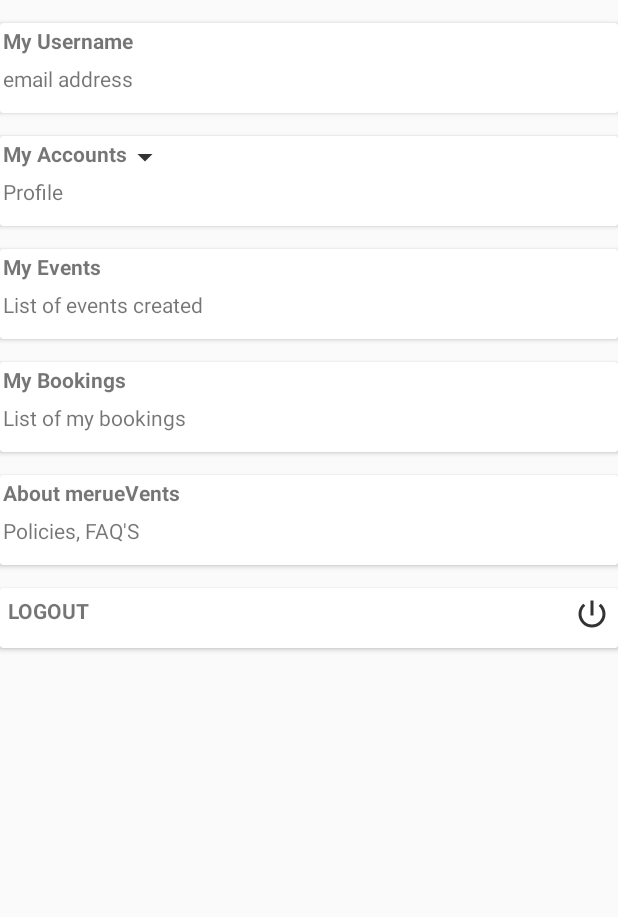
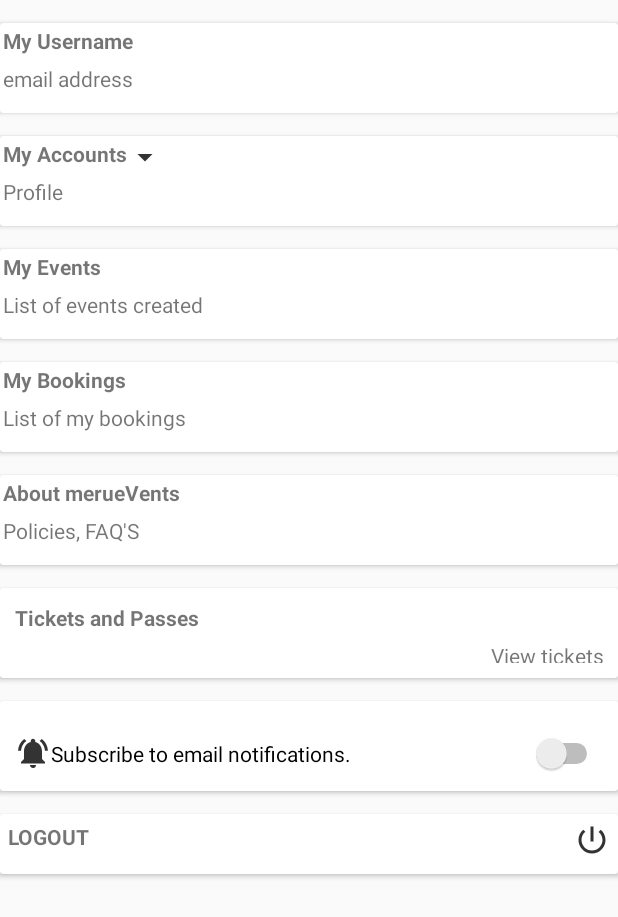
Before and after one commit to MuthomiGuantai/meruVents, an Android app: the layout fragment_account.xml on its own in the app's theme, with its tools: preview values and no code run, on a phone screen of 412 x 824 dp. Shown: the top 917 px of the screen. Run offline under Robolectric (Android 15) with nearby library versions, the phone set to English and light mode, and no system bars.

Commit message:
account fragment setup

```diff
--- /dev/null
+++ b/app/src/main/res/drawable/horizontal_dashed_line.xml
@@ -0,0 +1,9 @@
+<?xml version="1.0" encoding="utf-8"?>
+<shape xmlns:android="http://schemas.android.com/apk/res/android"
+    android:shape="line">
+    <stroke
+        android:width="1dp"
+        android:color="#ff0000"
+        android:dashWidth="4dp"
+        android:dashGap="4dp"/>
+</shape>
--- a/app/src/main/res/layout/fragment_account.xml
+++ b/app/src/main/res/layout/fragment_account.xml
@@ -129,6 +129,48 @@
             </androidx.cardview.widget.CardView>
 
             <androidx.cardview.widget.CardView
+                android:id="@+id/my_tickets"
+                android:layout_width="match_parent"
+                android:layout_height="60dp"
+                android:clickable="true"
+                android:layout_marginTop="15dp">
+
+                <TextView
+                    android:layout_width="wrap_content"
+                    android:layout_height="wrap_content"
+                    android:text="Tickets and Passes"
+                    android:padding="10dp"
+                    android:textStyle="bold" />
+
+                <TextView
+                    android:layout_width="match_parent"
+                    android:layout_height="wrap_content"
+                    android:layout_marginTop="25dp"
+                    android:gravity="right"
+                    android:padding="10dp"
+                    android:text="View tickets" />
+            </androidx.cardview.widget.CardView>
+
+            <androidx.cardview.widget.CardView
+                android:id="@+id/my_subscribe"
+                android:layout_width="match_parent"
+                android:layout_height="60dp"
+                android:clickable="true"
+                android:layout_marginTop="15dp">
+
+                <Switch
+                    android:layout_width="match_parent"
+                    android:layout_height="50dp"
+                    android:drawableLeft="@drawable/ic_action_notifications"
+                    android:text="Subscribe to email notifications."
+                    android:layout_margin="10sp"
+                    android:id="@+id/workingSwitch"/>
+            </androidx.cardview.widget.CardView>
+
+
+
+
+            <androidx.cardview.widget.CardView
                 android:clickable="true"
                 android:layout_width="match_parent"
                 android:layout_height="40dp"
```
